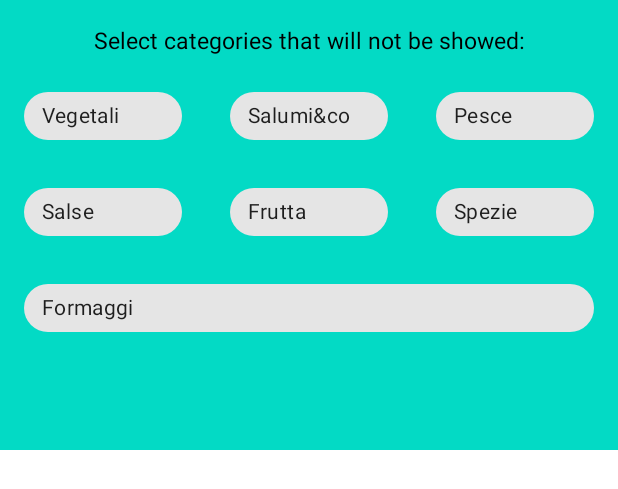
After one commit to andrea-ga/Random-pizza-app, an Android app: the layout popup_layout.xml on its own in the app's theme, with its tools: preview values and no code run, on a phone screen of 412 x 824 dp. The commit adds this screen. Shown: the top 489 px of the screen. Run offline under Robolectric (Android 15) with nearby library versions, the phone set to English and light mode, and no system bars.

Commit message:
Added Filters Popup Window layout

```diff
--- a/app/src/main/java/com/pizzaboys/randompizzaapp/MainActivity.java
+++ b/app/src/main/java/com/pizzaboys/randompizzaapp/MainActivity.java
@@ -8,15 +8,20 @@ import androidx.appcompat.widget.Toolbar;
 import androidx.core.view.GravityCompat;
 import androidx.drawerlayout.widget.DrawerLayout;
 
+import android.graphics.drawable.ColorDrawable;
 import android.os.Bundle;
+import android.view.Gravity;
 import android.view.MenuItem;
 import android.view.View;
+import android.view.WindowManager;
 import android.widget.CompoundButton;
+import android.widget.PopupWindow;
 import android.widget.RadioGroup;
 import android.widget.Switch;
 import android.widget.TextView;
 import android.widget.Toast;
 
+import com.google.android.material.chip.Chip;
 import com.google.android.material.navigation.NavigationView;
 
 import java.util.Collection;
@@ -30,6 +35,10 @@ public class MainActivity extends AppCompatActivity implements NavigationView.On
 
     private Collection<Ingredient> ingredients = new HashSet<>();
     private Collection<Pizza> pizzas = new HashSet<>();
+
+    private boolean[] filters = new boolean[7];
+    private Chip filter_vegetali, filter_salumi, filter_formaggi, filter_pesce, filter_salse,
+                    filter_frutta, filter_spezie;
 
     @Override
     protected void onCreate(Bundle savedInstanceState) {
@@ -278,4 +287,54 @@ public class MainActivity extends AppCompatActivity implements NavigationView.On
         }
 
     }
+
+    public void filtersPopUp(View view){
+        View popupView = getLayoutInflater().inflate(R.layout.popup_layout, null);
+
+        PopupWindow popupWindow = new PopupWindow(popupView, WindowManager.LayoutParams.MATCH_PARENT,
+                WindowManager.LayoutParams.WRAP_CONTENT);
+
+        filter_vegetali = (Chip) popupView.findViewById(R.id.chip_vegetali);
+        filter_vegetali.setChecked(filters[0]);
+        filter_pesce = (Chip) popupView.findViewById(R.id.chip_pesce);
+        filter_pesce.setChecked(filters[1]);
+        filter_formaggi = (Chip) popupView.findViewById(R.id.chip_formaggi);
+        filter_formaggi.setChecked(filters[2]);
+        filter_salumi = (Chip) popupView.findViewById(R.id.chip_salumi);
+        filter_salumi.setChecked(filters[3]);
+        filter_salse = (Chip) popupView.findViewById(R.id.chip_salse);
+        filter_salse.setChecked(filters[4]);
+        filter_frutta = (Chip) popupView.findViewById(R.id.chip_frutta);
+        filter_frutta.setChecked(filters[5]);
+        filter_spezie = (Chip) popupView.findViewById(R.id.chip_spezie);
+        filter_spezie.setChecked(filters[6]);
+
+
+        popupWindow.setFocusable(true);
+
+        popupWindow.setBackgroundDrawable(new ColorDrawable());
+
+        int[] location = new int[2];
+
+        view.getLocationOnScreen(location);
+
+        PopupWindow.OnDismissListener onDismissListener = new PopupWindow.OnDismissListener() {
+            @Override
+            public void onDismiss() {
+                filters[0] = filter_vegetali.isChecked();
+                filters[1] = filter_pesce.isChecked();
+                filters[2] = filter_formaggi.isChecked();
+                filters[3] = filter_salumi.isChecked();
+                filters[4] = filter_salse.isChecked();
+                filters[5] = filter_frutta.isChecked();
+                filters[6] = filter_spezie.isChecked();
+            }
+        };
+
+        popupWindow.setOnDismissListener(onDismissListener);
+
+        popupWindow.showAtLocation(view, Gravity.NO_GRAVITY, location[0], location[1] +
+                view.getHeight());
+
+    }
 }
--- a/app/src/main/java/com/pizzaboys/randompizzaapp/P360Fragment.java
+++ b/app/src/main/java/com/pizzaboys/randompizzaapp/P360Fragment.java
@@ -4,10 +4,15 @@ import android.os.Bundle;
 import android.view.LayoutInflater;
 import android.view.View;
 import android.view.ViewGroup;
+import android.view.Window;
+import android.view.WindowManager;
+import android.widget.PopupWindow;
 
 import androidx.annotation.NonNull;
 import androidx.annotation.Nullable;
 import androidx.fragment.app.Fragment;
+
+import com.google.android.material.chip.ChipGroup;
 
 public class P360Fragment extends Fragment {
 
--- a/app/src/main/res/layout-land/fragment_360.xml
+++ b/app/src/main/res/layout-land/fragment_360.xml
@@ -146,6 +146,7 @@
         android:layout_height="wrap_content"
         android:layout_marginStart="40dp"
         android:layout_marginLeft="40dp"
+        android:onClick="filtersPopUp"
         android:text="@string/filter_add"
         app:backgroundTint="@color/colorAccent"
         app:layout_constraintBaseline_toBaselineOf="@+id/button2"
--- a/app/src/main/res/layout/fragment_360.xml
+++ b/app/src/main/res/layout/fragment_360.xml
@@ -128,6 +128,7 @@
         android:layout_marginLeft="72dp"
         android:layout_marginEnd="16dp"
         android:layout_marginRight="16dp"
+        android:onClick="filtersPopUp"
         android:text="@string/filter_add"
         app:backgroundTint="@color/colorAccent"
         app:layout_constraintBaseline_toBaselineOf="@+id/textView2"
--- /dev/null
+++ b/app/src/main/res/layout/popup_layout.xml
@@ -0,0 +1,130 @@
+<?xml version="1.0" encoding="utf-8"?>
+<androidx.constraintlayout.widget.ConstraintLayout xmlns:android="http://schemas.android.com/apk/res/android"
+    xmlns:app="http://schemas.android.com/apk/res-auto"
+    xmlns:tools="http://schemas.android.com/tools"
+    android:id="@+id/swwww"
+    android:layout_width="match_parent"
+    android:layout_height="300dp"
+    android:background="@color/colorAccent">
+
+    <TextView
+        android:id="@+id/textView8"
+        android:layout_width="wrap_content"
+        android:layout_height="wrap_content"
+        android:layout_marginTop="16dp"
+        android:text="@string/popup_filters_title"
+        android:textAppearance="@style/Widget.MaterialComponents.TextView"
+        android:textSize="15sp"
+        app:layout_constraintEnd_toEndOf="parent"
+        app:layout_constraintStart_toStartOf="parent"
+        app:layout_constraintTop_toTopOf="parent" />
+
+    <com.google.android.material.chip.Chip
+        android:id="@+id/chip_vegetali"
+        android:layout_width="0dp"
+        android:layout_height="wrap_content"
+        android:layout_marginStart="16dp"
+        android:layout_marginLeft="16dp"
+        android:layout_marginTop="16dp"
+        android:layout_marginEnd="16dp"
+        android:layout_marginRight="16dp"
+        android:checkable="true"
+        android:text="@string/popup_filters_vegetali"
+        app:layout_constraintEnd_toStartOf="@+id/chip_salumi"
+        app:layout_constraintHorizontal_chainStyle="spread"
+        app:layout_constraintStart_toStartOf="parent"
+        app:layout_constraintTop_toBottomOf="@+id/textView8" />
+
+    <com.google.android.material.chip.Chip
+        android:id="@+id/chip_salumi"
+        android:layout_width="0dp"
+        android:layout_height="wrap_content"
+        android:layout_marginStart="16dp"
+        android:layout_marginLeft="16dp"
+        android:layout_marginTop="16dp"
+        android:layout_marginEnd="16dp"
+        android:layout_marginRight="16dp"
+        android:checkable="true"
+        android:text="@string/popup_filters_salumi"
+        app:layout_constraintEnd_toStartOf="@+id/chip_pesce"
+        app:layout_constraintStart_toEndOf="@+id/chip_vegetali"
+        app:layout_constraintTop_toBottomOf="@+id/textView8" />
+
+    <com.google.android.material.chip.Chip
+        android:id="@+id/chip_spezie"
+        android:layout_width="0dp"
+        android:layout_height="wrap_content"
+        android:layout_marginStart="16dp"
+        android:layout_marginLeft="16dp"
+        android:layout_marginTop="16dp"
+        android:layout_marginEnd="16dp"
+        android:layout_marginRight="16dp"
+        android:checkable="true"
+        android:text="@string/popup_filters_spezie"
+        app:layout_constraintEnd_toEndOf="parent"
+        app:layout_constraintHorizontal_bias="0.5"
+        app:layout_constraintStart_toEndOf="@+id/chip_frutta"
+        app:layout_constraintTop_toBottomOf="@+id/chip_pesce" />
+
+    <com.google.android.material.chip.Chip
+        android:id="@+id/chip_salse"
+        android:layout_width="0dp"
+        android:layout_height="wrap_content"
+        android:layout_marginStart="16dp"
+        android:layout_marginLeft="16dp"
+        android:layout_marginTop="16dp"
+        android:layout_marginEnd="16dp"
+        android:layout_marginRight="16dp"
+        android:checkable="true"
+        android:text="@string/popup_filters_salse"
+        app:layout_constraintEnd_toStartOf="@+id/chip_frutta"
+        app:layout_constraintHorizontal_bias="0.5"
+        app:layout_constraintStart_toStartOf="parent"
+        app:layout_constraintTop_toBottomOf="@+id/chip_vegetali" />
+
+    <com.google.android.material.chip.Chip
+        android:id="@+id/chip_frutta"
+        android:layout_width="0dp"
+        android:layout_height="wrap_content"
+        android:layout_marginStart="16dp"
+        android:layout_marginLeft="16dp"
+        android:layout_marginTop="16dp"
+        android:layout_marginEnd="16dp"
+        android:layout_marginRight="16dp"
+        android:checkable="true"
+        android:text="@string/popup_filters_frutta"
+        app:layout_constraintEnd_toStartOf="@+id/chip_spezie"
+        app:layout_constraintHorizontal_bias="0.5"
+        app:layout_constraintStart_toEndOf="@+id/chip_salse"
+        app:layout_constraintTop_toBottomOf="@+id/chip_salumi" />
+
+    <com.google.android.material.chip.Chip
+        android:id="@+id/chip_formaggi"
+        android:layout_width="0dp"
+        android:layout_height="wrap_content"
+        android:layout_marginStart="16dp"
+        android:layout_marginLeft="16dp"
+        android:layout_marginTop="16dp"
+        android:layout_marginEnd="16dp"
+        android:layout_marginRight="16dp"
+        android:checkable="true"
+        android:text="@string/popup_filters_formaggi"
+        app:layout_constraintEnd_toEndOf="parent"
+        app:layout_constraintStart_toStartOf="parent"
+        app:layout_constraintTop_toBottomOf="@+id/chip_frutta" />
+
+    <com.google.android.material.chip.Chip
+        android:id="@+id/chip_pesce"
+        android:layout_width="0dp"
+        android:layout_height="wrap_content"
+        android:layout_marginStart="16dp"
+        android:layout_marginLeft="16dp"
+        android:layout_marginTop="16dp"
+        android:layout_marginEnd="16dp"
+        android:layout_marginRight="16dp"
+        android:checkable="true"
+        android:text="@string/popup_filters_pesce"
+        app:layout_constraintEnd_toEndOf="parent"
+        app:layout_constraintStart_toEndOf="@+id/chip_salumi"
+        app:layout_constraintTop_toBottomOf="@+id/textView8" />
+</androidx.constraintlayout.widget.ConstraintLayout>
--- a/app/src/main/res/values/strings.xml
+++ b/app/src/main/res/values/strings.xml
@@ -18,4 +18,12 @@
     <string name="radio_text_4">4</string>
     <string name="filters_title">Add some filters: </string>
     <string name="filter_add">ADD</string>
+    <string name="popup_filters_title">Select categories that will not be showed:</string>
+    <string name="popup_filters_vegetali">Vegetali</string>
+    <string name="popup_filters_salumi">Salumi&amp;co</string>
+    <string name="popup_filters_pesce">Pesce</string>
+    <string name="popup_filters_formaggi">Formaggi</string>
+    <string name="popup_filters_frutta">Frutta</string>
+    <string name="popup_filters_spezie">Spezie</string>
+    <string name="popup_filters_salse">Salse</string>
 </resources>
```
